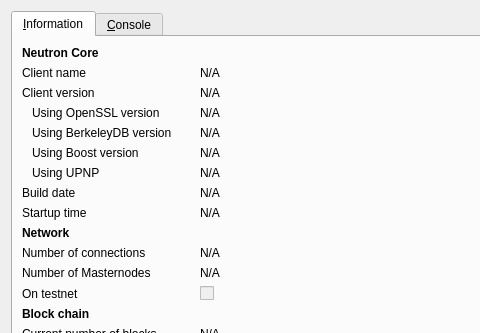
First picture: the form in src/qt/forms/rpcconsole.ui, repository neutroncoin/neutron, before the edit; both pictures show x 0 to 480 and y 0 to 333 of the 740 by 521 pixel window.
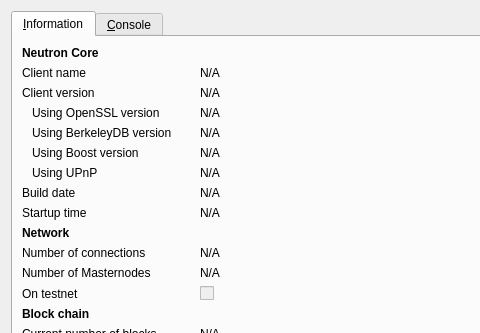
Second picture: the form after the edit. Icons and pictures are not drawn.

Commit message: Show UPnP version in debug window

Patch:
```diff
--- a/src/qt/forms/rpcconsole.ui
+++ b/src/qt/forms/rpcconsole.ui
@@ -167,7 +167,7 @@
        <item row="6" column="0">
         <widget class="QLabel" name="label_UPNPInfo">
          <property name="text">
-          <string>Using UPNP</string>
+          <string>Using UPnP</string>
          </property>
          <property name="indent">
           <number>10</number>
```
The commit also changes 2 other files.
